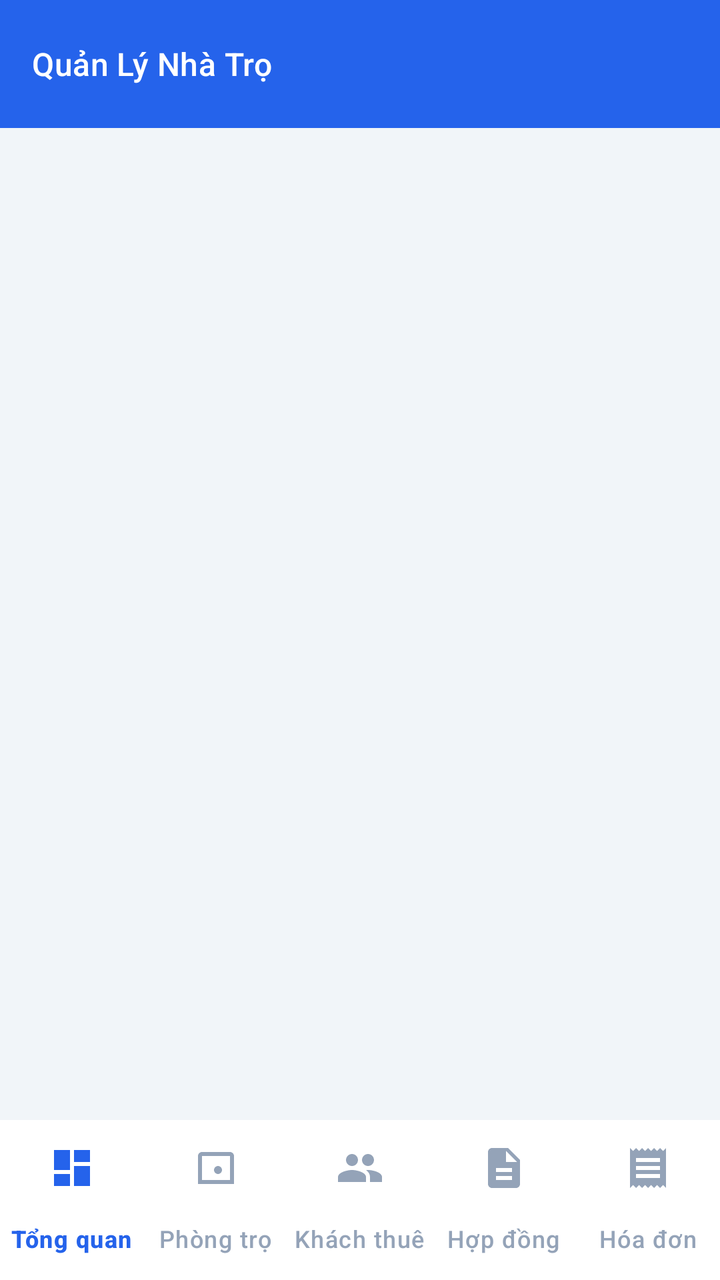
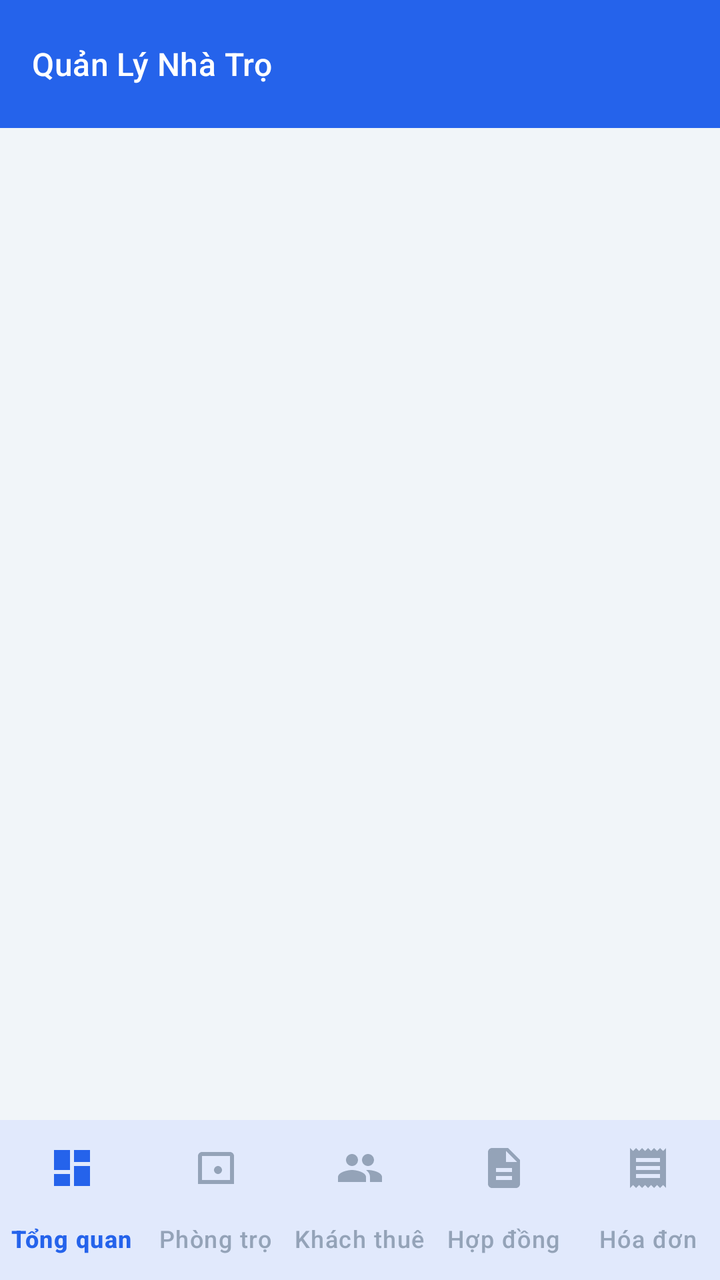

An Android layout rendered at two revisions. The XML below is the earlier revision; the diff shows what the commit changed to produce the second picture.
<!-- AndroidManifest.xml: application theme Theme.QLPhongTro -->
<!-- res/layout/activity_main.xml -->
<?xml version="1.0" encoding="utf-8"?>
<androidx.coordinatorlayout.widget.CoordinatorLayout
    xmlns:android="http://schemas.android.com/apk/res/android"
    xmlns:app="http://schemas.android.com/apk/res-auto"
    android:layout_width="match_parent"
    android:layout_height="match_parent"
    android:background="@color/background">

    <com.google.android.material.appbar.AppBarLayout
        android:layout_width="match_parent"
        android:layout_height="wrap_content"
        app:elevation="2dp">

        <com.google.android.material.appbar.MaterialToolbar
            android:id="@+id/toolbar"
            android:layout_width="match_parent"
            android:layout_height="?attr/actionBarSize"
            android:background="@color/primary"
            app:title="@string/app_name"
            app:titleTextColor="@color/text_white"
            app:titleTextAppearance="@style/TextAppearance.Material3.TitleMedium" />
    </com.google.android.material.appbar.AppBarLayout>

    <FrameLayout
        android:id="@+id/fragmentContainer"
        android:layout_width="match_parent"
        android:layout_height="match_parent"
        android:layout_marginBottom="64dp"
        app:layout_behavior="@string/appbar_scrolling_view_behavior" />

    <com.google.android.material.bottomnavigation.BottomNavigationView
        android:id="@+id/bottomNavigation"
        android:layout_width="match_parent"
        android:layout_height="wrap_content"
        android:layout_gravity="bottom"
        android:background="@color/surface"
        app:elevation="12dp"
        app:itemIconTint="@color/bottom_nav_colors"
        app:itemTextColor="@color/bottom_nav_colors"
        app:labelVisibilityMode="labeled"
        app:itemActiveIndicatorStyle="@style/Widget.Material3.BottomNavigationView.ActiveIndicator"
        app:menu="@menu/bottom_nav_menu" />

</androidx.coordinatorlayout.widget.CoordinatorLayout>
<!-- resources referenced by this layout -->
<resources>
  <color name="background">#F1F5F9</color>
  <color name="primary">#2563EB</color>
  <color name="surface">#FFFFFF</color>
  <color name="text_white">#FFFFFF</color>
  <string name="app_name">Quản Lý Nhà Trọ</string>
  <style name="Theme.QLPhongTro" parent="Theme.Material3.DayNight.NoActionBar">
          
          <item name="colorPrimary">@color/primary</item>
          <item name="colorPrimaryDark">@color/primary_dark</item>
          <item name="colorSecondary">@color/secondary</item>
          <item name="android:statusBarColor">@color/primary_dark</item>
          <item name="android:windowBackground">@color/background</item>
          <item name="android:navigationBarColor">@color/surface</item>
          <item name="android:textColorPrimary">@color/text_primary</item>
      </style>
  <color name="primary_dark">#1E3A8A</color>
  <color name="secondary">#0D9488</color>
  <color name="text_primary">#0F172A</color>
</resources>

<!-- the commit's change to res/layout/activity_main.xml (unified diff, before → after) -->
@@ -38,7 +38,6 @@
         app:itemIconTint="@color/bottom_nav_colors"
         app:itemTextColor="@color/bottom_nav_colors"
         app:labelVisibilityMode="labeled"
-        app:itemActiveIndicatorStyle="@style/Widget.Material3.BottomNavigationView.ActiveIndicator"
         app:menu="@menu/bottom_nav_menu" />
 
 </androidx.coordinatorlayout.widget.CoordinatorLayout>
<!-- resource entries referenced after the edit -->
@@ -8,15 +8,24 @@
   <style name="Theme.QLPhongTro" parent="Theme.Material3.DayNight.NoActionBar">
           
           <item name="colorPrimary">@color/primary</item>
+          <item name="colorOnPrimary">@color/text_white</item>
           <item name="colorPrimaryDark">@color/primary_dark</item>
+          <item name="colorPrimaryContainer">@color/primary_container</item>
+          <item name="colorOnPrimaryContainer">@color/on_primary_container</item>
           <item name="colorSecondary">@color/secondary</item>
+          <item name="colorSurface">@color/surface</item>
+          <item name="colorOnSurface">@color/text_primary</item>
+          <item name="colorOutline">@color/divider</item>
           <item name="android:statusBarColor">@color/primary_dark</item>
           <item name="android:windowBackground">@color/background</item>
           <item name="android:navigationBarColor">@color/surface</item>
           <item name="android:textColorPrimary">@color/text_primary</item>
       </style>
   <color name="primary_dark">#1E3A8A</color>
+  <color name="primary_container">#EFF6FF</color>
+  <color name="on_primary_container">#1E40AF</color>
   <color name="secondary">#0D9488</color>
   <color name="text_primary">#0F172A</color>
+  <color name="divider">#E2E8F0</color>
 </resources>
 
